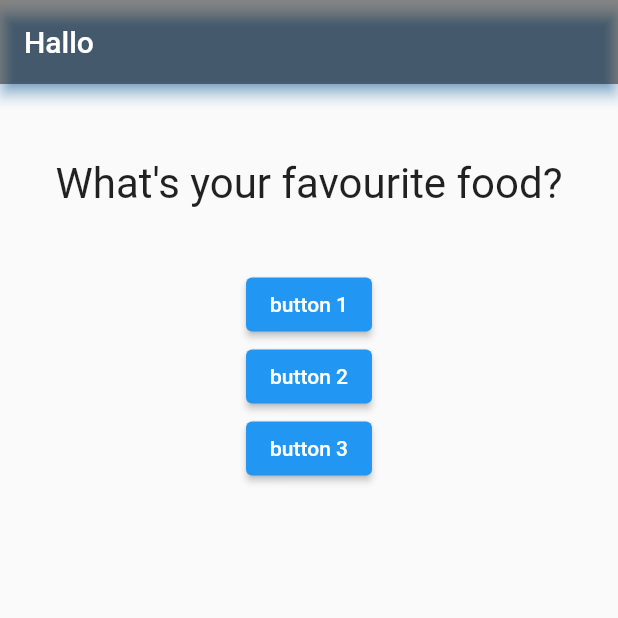
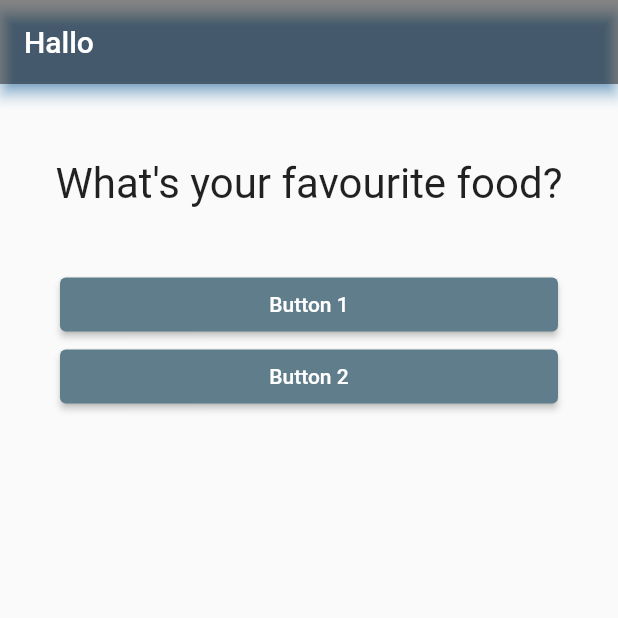
Before and after one commit to DerryRenaldy/learn_flutter, a Flutter app: the screen it shows after launch, on a phone screen of 412 x 824 dp, the top half of it. Run offline on Flutter 3.47's test engine with Material 2 defaults, Android fonts, the phone set to English and light mode, and no system bars.

Commit message:
adding Answer widget

```diff
--- /dev/null
+++ b/lib/answer.dart
@@ -0,0 +1,22 @@
+import 'package:flutter/material.dart';
+
+class Answer extends StatelessWidget {
+  final String buttonName;
+  final VoidCallback selectHandler;
+  const Answer(this.buttonName,this.selectHandler, {super.key});
+
+  @override
+  Widget build(BuildContext context) {
+    return Container(
+      margin: const EdgeInsets.only(left: 40, right: 40),
+      width: double.infinity,
+      child: ElevatedButton(
+        onPressed: selectHandler,
+        style: ButtonStyle(
+            alignment: const Alignment(0, 0),
+            backgroundColor: MaterialStateProperty.all(Colors.blueGrey)),
+        child: Text(buttonName),
+      ),
+    );
+  }
+}
--- a/lib/main.dart
+++ b/lib/main.dart
@@ -1,5 +1,6 @@
 import 'package:flutter/material.dart';
 import './question.dart';
+import './answer.dart';
 
 void main() => runApp(MyApp());
 
@@ -12,11 +13,11 @@ class MyApp extends StatefulWidget {
 }
 
 class _MyAppState extends State<MyApp> {
-  int _questionIndex = 0;
+  var _questionIndex = 0;
 
-  // void answerQuestion() {
+  // void _answerQuestion() {
   //   setState(() {
-  //     questionIndex += 1;
+  //     _questionIndex += 1;
   //   });
   // }
 
@@ -36,19 +37,8 @@ class _MyAppState extends State<MyApp> {
         ),
         body: Column(children: [
           Question(questions[_questionIndex]),
-          ElevatedButton(
-              onPressed: () => setState(() {
-                    _questionIndex = 0;
-                  }),
-              child: const Text('button 1')),
-          ElevatedButton(
-              onPressed: () => setState(() {
-                    _questionIndex = 1;
-                  }),
-              child: const Text('button 2')),
-          ElevatedButton(
-              onPressed: () => print("Answer 3 Choosen"),
-              child: const Text('button 3'))
+          Answer('Button 1', () => setState(() => _questionIndex = 0)),
+          Answer('Button 2', () => setState(() => _questionIndex = 1))
         ]),
       ),
     );
```
